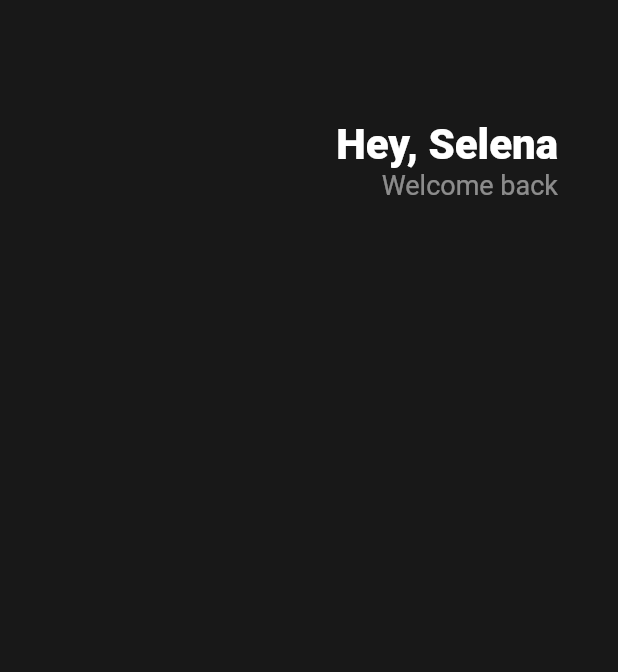
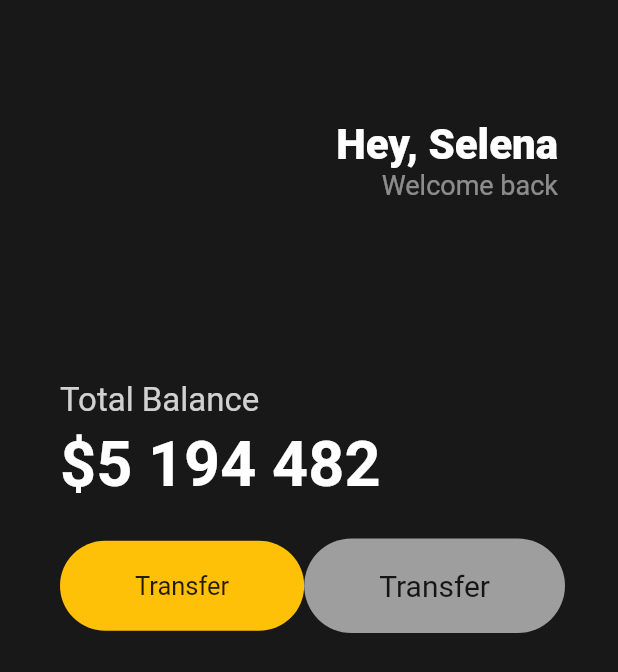
Before and after one commit to alsgud8311/flutter_practice, a Flutter app: the screen it shows after launch, on a phone screen of 412 x 824 dp. Shown: the top 672 px of the screen. Run offline on Flutter 3.47's test engine with Material 2 defaults, Android fonts, the phone set to English and light mode, and no system bars; statements that could not run were skipped.

Commit message:
Feat : Scaffold Widget

```diff
--- a/lib/main.dart
+++ b/lib/main.dart
@@ -1,21 +1,25 @@
-import 'package:flutter/cupertino.dart';
 import 'package:flutter/material.dart';
 
 void main() {
-  runApp(App());
+  runApp(const App());
 }
 
 class App extends StatelessWidget {
+  const App({super.key});
+
   @override
   Widget build(BuildContext context) {
     return MaterialApp(
       home: Scaffold(
-          backgroundColor: Color(0xFF181818),
+        backgroundColor: const Color(0xFF181818),
         body: Padding(
-            padding: EdgeInsets.symmetric(horizontal: 40),
+          padding: const EdgeInsets.symmetric(
+            horizontal: 40,
+          ),
           child: Column(
+            crossAxisAlignment: CrossAxisAlignment.start,
             children: [
-                SizedBox(
+              const SizedBox(
                 height: 80,
               ),
               Row(
@@ -24,7 +28,7 @@ class App extends StatelessWidget {
                   Column(
                     crossAxisAlignment: CrossAxisAlignment.end,
                     children: [
-                        Text(
+                      const Text(
                         'Hey, Selena',
                         style: TextStyle(
                           color: Colors.white,
@@ -36,15 +40,79 @@ class App extends StatelessWidget {
                         'Welcome back',
                         style: TextStyle(
                           color: Colors.white.withOpacity(0.5),
-                              fontSize: 18),
+                          fontSize: 18,
+                        ),
                       ),
                     ],
                   )
                 ],
-                )
+              ),
+              const SizedBox(
+                height: 120,
+              ),
+              Text(
+                'Total Balance',
+                style: TextStyle(
+                  fontSize: 22,
+                  color: Colors.white.withOpacity(0.8),
+                ),
+              ),
+              const SizedBox(
+                height: 5,
+              ),
+              const Text(
+                '\$5 194 482',
+                style: TextStyle(
+                    fontSize: 42,
+                    fontWeight: FontWeight.w600,
+                    color: Colors.white),
+              ),
+              const SizedBox(
+                height: 25,
+              ),
+              Row(
+                children: [
+                  Container(
+                    decoration: BoxDecoration(
+                        color: Colors.amber,
+                        borderRadius: BorderRadius.circular(45)),
+                    margin: EdgeInsets(30),
+                    child: const Padding(
+                      padding: EdgeInsets.symmetric(
+                        vertical: 20,
+                        horizontal: 50,
+                      ),
+                      child: Text(
+                        'Transfer',
+                        style: TextStyle(
+                          fontSize: 17,
+                        ),
+                      ),
+                    ),
+                  ),
+                  Container(
+                    decoration: BoxDecoration(
+                        color: Colors.grey,
+                        borderRadius: BorderRadius.circular(45)),
+                    child: const Padding(
+                      padding: EdgeInsets.symmetric(
+                        vertical: 20,
+                        horizontal: 50,
+                      ),
+                      child: Text(
+                        'Transfer',
+                        style: TextStyle(
+                          fontSize: 20,
+                        ),
+                      ),
+                    ),
+                  ),
                 ],
               ),
-          )),
+            ],
+          ),
+        ),
+      ),
     );
   }
 }
```
Lines whose indentation alone changed are shown as unchanged.
